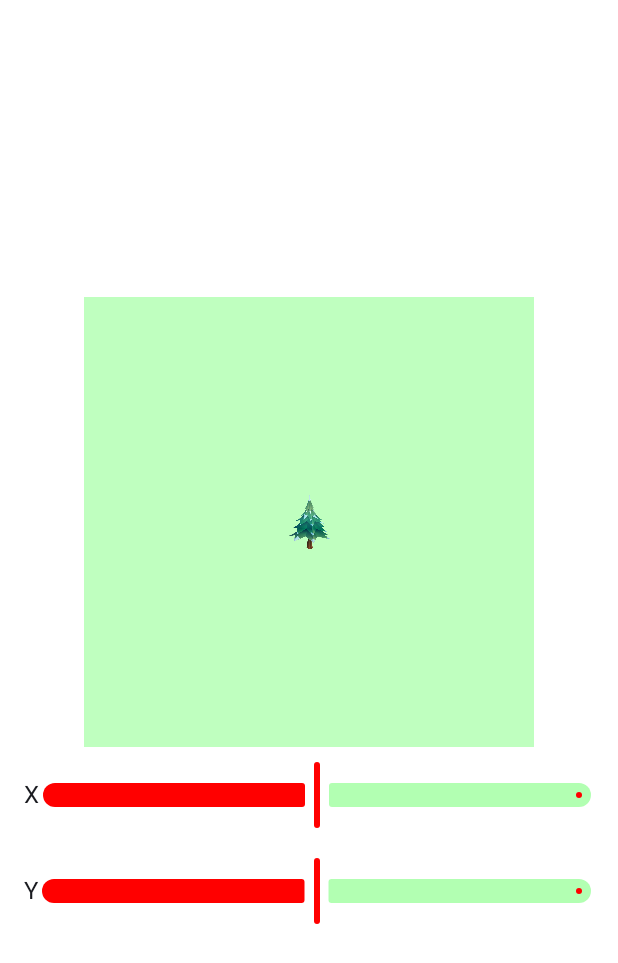
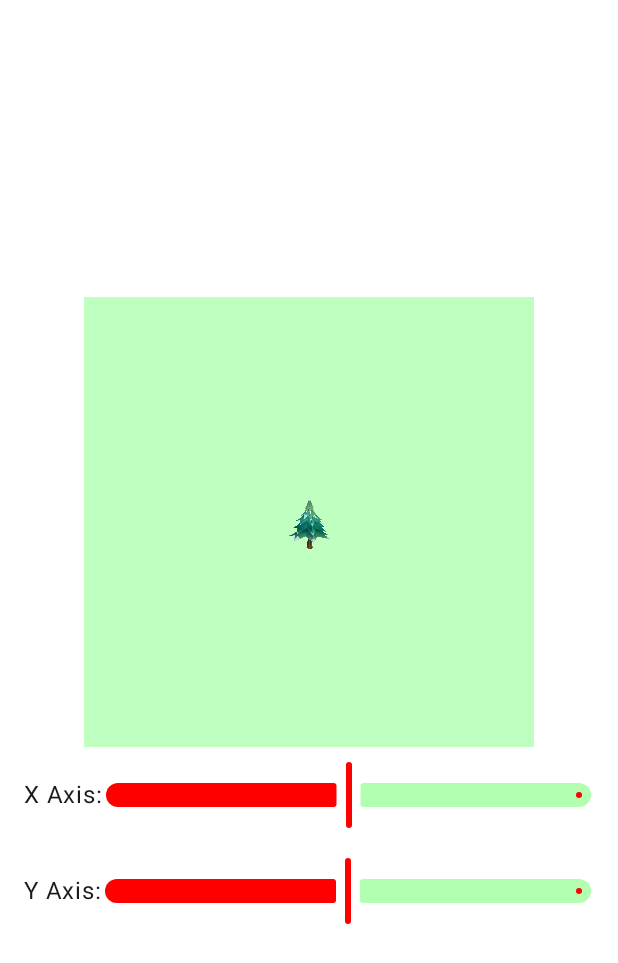
Before and after one commit to all12jus/CoordPlot, an Android app built with Jetpack Compose: the MainActivity screen opened directly, with no data from a screen before it, on a phone screen of 412 x 824 dp. Shown: the top 963 px of the screen. Run offline under Robolectric (Android 15) with nearby library versions, the phone set to English and light mode, and no system bars; 1 statement that could not run was skipped.

Commit message:
Did some cleanup in PlotSurface.

```diff
--- a/app/src/main/java/com/kodeco/android/coordplot/views/PlotSurface.kt
+++ b/app/src/main/java/com/kodeco/android/coordplot/views/PlotSurface.kt
@@ -60,8 +60,6 @@ fun PlotSurface() {
                     .padding(8.dp),
                 horizontalArrangement = Arrangement.SpaceEvenly,
                 verticalAlignment = Alignment.CenterVertically
-//                verticalArrangement = Arrangement.Center,
-//                horizontalAlignment = Alignment.CenterHorizontally
             ) {
 
 
@@ -78,7 +76,7 @@ fun PlotSurface() {
 
 
                     MapSlider(
-                        label = "X",
+                        label = "X Axis:",
                         isLandscape = isLandscape,
                         value = xPercent,
                         setValue = { xPercent = it},
@@ -86,31 +84,13 @@ fun PlotSurface() {
                     )
 
                     MapSlider(
-                        label = "Y",
+                        label = "Y Axis:",
                         isLandscape = isLandscape,
                         value = yPercent,
                         setValue = { yPercent = it},
                         colors = customSliderColors
                     )
-
-//                    Row (
-//                        verticalAlignment = Alignment.CenterVertically,
-//                        modifier = Modifier.padding(8.dp)
-//                    ) {
-//                        Text(text = "X")
-//                        Slider(value = xPercent, onValueChange = { xPercent = it }, valueRange = 0f..1f,  colors = customSliderColors,)
-//                    }
-//
-//                    Row (
-//                        verticalAlignment = Alignment.CenterVertically,
-//                        modifier = Modifier.padding(8.dp)
-//                    ) {
-//                        Text(text = "Y")
-//                        Slider(value = yPercent, onValueChange = { yPercent = it }, valueRange = 0f..1f,  colors = customSliderColors,)
-//                    }
-
                 }
-
 
             }
 
@@ -127,7 +107,7 @@ fun PlotSurface() {
                 Map(xPercent = xPercent, yPercent = yPercent)
 
                 MapSlider(
-                    label = "X",
+                    label = "X Axis:",
                     isLandscape = isLandscape,
                     value = xPercent,
                     setValue = { xPercent = it},
@@ -135,28 +115,13 @@ fun PlotSurface() {
                 )
 
                 MapSlider(
-                    label = "Y",
+                    label = "Y Axis:",
                     isLandscape = isLandscape,
                     value = yPercent,
                     setValue = { yPercent = it},
                     colors = customSliderColors
                 )
 
-//                Row (
-//                    verticalAlignment = Alignment.CenterVertically,
-//                    modifier = Modifier.padding(8.dp)
-//                ) {
-//                    Text(text = "X")
-//                    Slider(value = xPercent, onValueChange = { xPercent = it }, valueRange = 0f..1f,  colors = customSliderColors,)
-//                }
-//
-//                Row (
-//                    verticalAlignment = Alignment.CenterVertically,
-//                    modifier = Modifier.padding(8.dp)
-//                ) {
-//                    Text(text = "Y")
-//                    Slider(value = yPercent, onValueChange = { yPercent = it }, valueRange = 0f..1f,  colors = customSliderColors,)
-//                }
 
             }
         }
```
